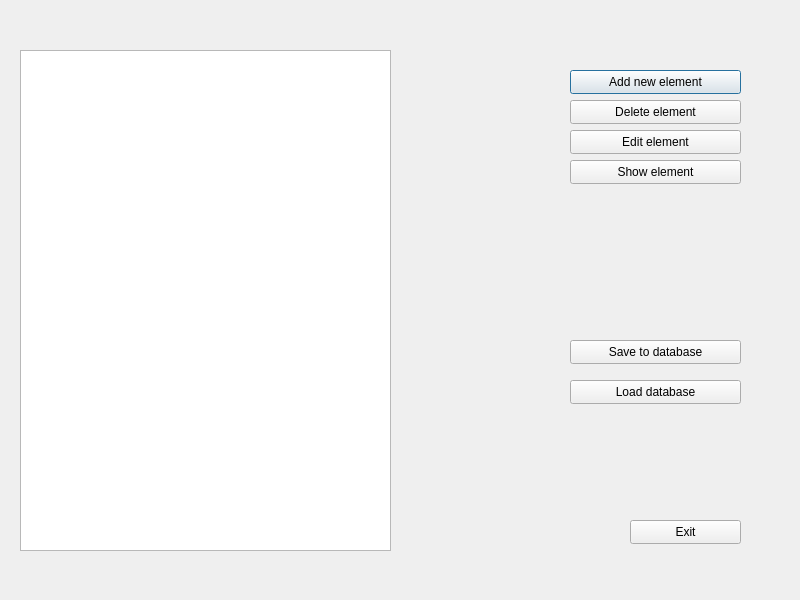
Old version of the form mainwindow.ui in the repository PaulBelov0/Transport_List.
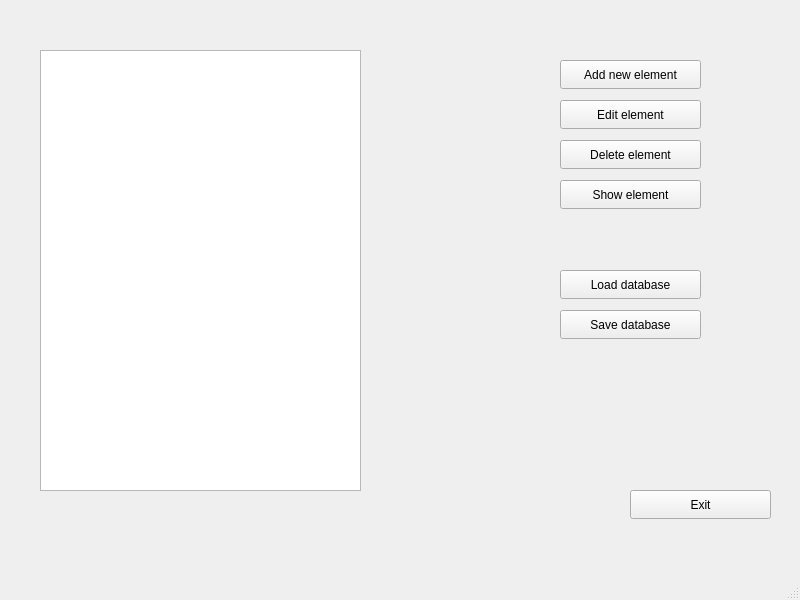
New version of the form.

```diff
--- a/mainwindow.ui
+++ b/mainwindow.ui
@@ -1,7 +1,7 @@
 <?xml version="1.0" encoding="UTF-8"?>
 <ui version="4.0">
- <class>QDialog</class>
- <widget class="QDialog" name="QDialog">
+ <class>MainWindow</class>
+ <widget class="QMainWindow" name="MainWindow">
   <property name="geometry">
    <rect>
     <x>0</x>
@@ -13,107 +13,123 @@
   <property name="windowTitle">
    <string>Dialog</string>
   </property>
+  <property name="locale">
+   <locale language="English" country="UnitedKingdom"/>
+  </property>
+  <widget class="QWidget" name="centralwidget">
   <widget class="QTextBrowser" name="textBrowser">
    <property name="geometry">
     <rect>
-     <x>20</x>
+      <x>40</x>
      <y>50</y>
-     <width>371</width>
-     <height>501</height>
+      <width>321</width>
+      <height>441</height>
     </rect>
    </property>
   </widget>
   <widget class="QPushButton" name="addNewElementButton">
    <property name="geometry">
     <rect>
-     <x>570</x>
-     <y>70</y>
-     <width>171</width>
-     <height>24</height>
+      <x>560</x>
+      <y>60</y>
+      <width>141</width>
+      <height>29</height>
     </rect>
    </property>
    <property name="text">
     <string>Add new element</string>
    </property>
   </widget>
-  <widget class="QPushButton" name="deleteElementButton">
-   <property name="geometry">
-    <rect>
-     <x>570</x>
-     <y>100</y>
-     <width>171</width>
-     <height>24</height>
-    </rect>
-   </property>
-   <property name="text">
-    <string>Delete element</string>
-   </property>
-  </widget>
   <widget class="QPushButton" name="editElementButton">
    <property name="geometry">
     <rect>
-     <x>570</x>
-     <y>130</y>
-     <width>171</width>
-     <height>24</height>
+      <x>560</x>
+      <y>100</y>
+      <width>141</width>
+      <height>29</height>
     </rect>
    </property>
    <property name="text">
     <string>Edit element</string>
    </property>
   </widget>
+   <widget class="QPushButton" name="deleteElementButton">
+    <property name="geometry">
+     <rect>
+      <x>560</x>
+      <y>140</y>
+      <width>141</width>
+      <height>29</height>
+     </rect>
+    </property>
+    <property name="text">
+     <string>Delete element</string>
+    </property>
+   </widget>
   <widget class="QPushButton" name="showElementButton">
    <property name="geometry">
     <rect>
-     <x>570</x>
-     <y>160</y>
-     <width>171</width>
-     <height>24</height>
+      <x>560</x>
+      <y>180</y>
+      <width>141</width>
+      <height>29</height>
     </rect>
    </property>
    <property name="text">
     <string>Show element</string>
    </property>
   </widget>
-  <widget class="QPushButton" name="saveDatabaseButton">
-   <property name="geometry">
-    <rect>
-     <x>570</x>
-     <y>340</y>
-     <width>171</width>
-     <height>24</height>
-    </rect>
-   </property>
-   <property name="text">
-    <string>Save to database</string>
-   </property>
-  </widget>
   <widget class="QPushButton" name="loadDatabaseButton">
    <property name="geometry">
     <rect>
-     <x>570</x>
-     <y>380</y>
-     <width>171</width>
-     <height>24</height>
+      <x>560</x>
+      <y>270</y>
+      <width>141</width>
+      <height>29</height>
     </rect>
    </property>
    <property name="text">
     <string>Load database</string>
    </property>
   </widget>
+   <widget class="QPushButton" name="saveDataBaseButton">
+    <property name="geometry">
+     <rect>
+      <x>560</x>
+      <y>310</y>
+      <width>141</width>
+      <height>29</height>
+     </rect>
+    </property>
+    <property name="text">
+     <string>Save database</string>
+    </property>
+   </widget>
   <widget class="QPushButton" name="exitButton">
    <property name="geometry">
     <rect>
      <x>630</x>
-     <y>520</y>
-     <width>111</width>
-     <height>24</height>
+      <y>490</y>
+      <width>141</width>
+      <height>29</height>
     </rect>
    </property>
    <property name="text">
     <string>Exit</string>
    </property>
   </widget>
+  </widget>
+  <widget class="QMenuBar" name="menubar">
+   <property name="geometry">
+    <rect>
+     <x>0</x>
+     <y>0</y>
+     <width>800</width>
+     <height>25</height>
+    </rect>
+   </property>
+  </widget>
+  <widget class="QStatusBar" name="statusbar"/>
  </widget>
  <resources/>
  <connections/>
```
Left out of the diff: 2 changed lines with no effect on the pictures. Lines whose indentation alone changed are shown as unchanged.
